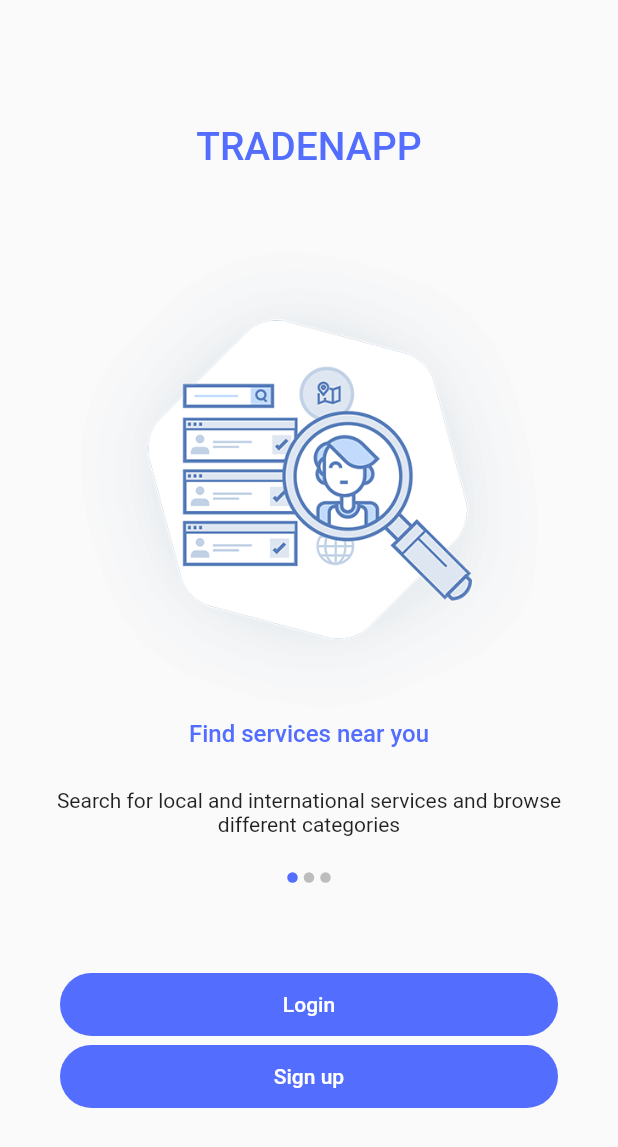
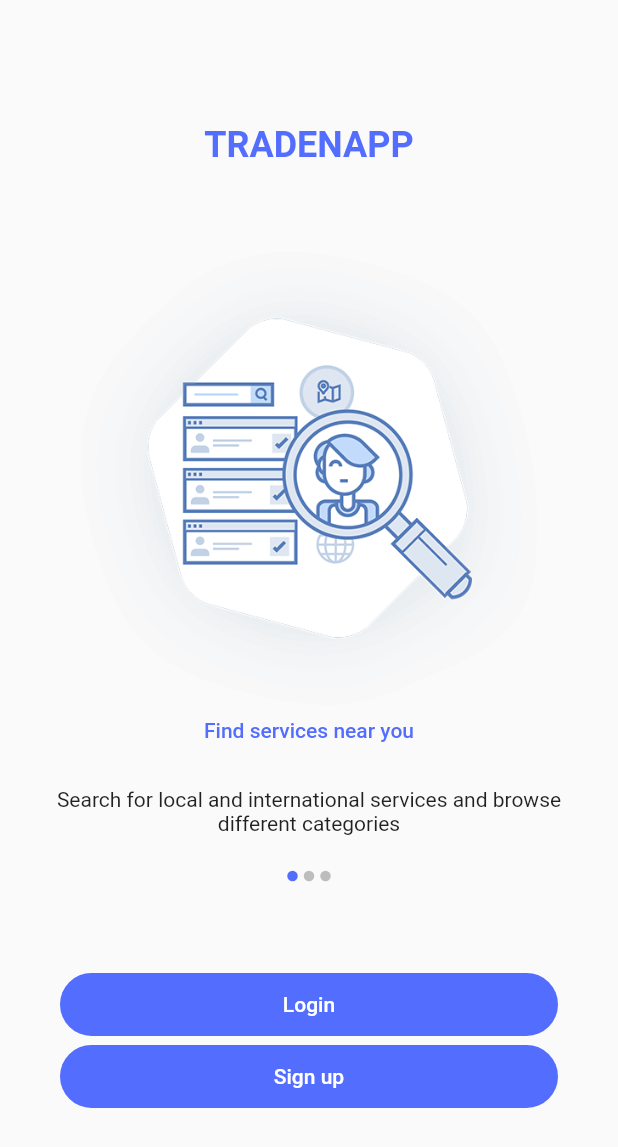
Before and after one commit to Ajay19990/traden_app, a Flutter app: the screen it shows after launch, on a phone screen of 412 x 824 dp. Shown: the top 1147 px of the screen. Run offline on Flutter 3.47's test engine with Material 2 defaults, Android fonts, the phone set to English and light mode, and no system bars; drawn by our look-alikes of carousel_slider.

```diff
--- a/lib/main.dart
+++ b/lib/main.dart
@@ -17,11 +17,13 @@ class TradenApp extends StatelessWidget {
         textTheme: TextTheme(
           headline6: TextStyle(
             color: Colors.indigoAccent,
-            fontSize: 26,
+            fontSize: 24,
+            letterSpacing: 0.0,
+            fontWeight: FontWeight.bold,
           ),
           bodyText1: TextStyle(
             color: Colors.indigoAccent,
-            fontSize: 16,
+            fontSize: 14,
           ),
         ),
       ),
--- a/lib/pages/welcome_page.dart
+++ b/lib/pages/welcome_page.dart
@@ -1,6 +1,6 @@
 import 'package:flutter/material.dart';
 import 'package:flutter/widgets.dart';
-import 'package:traden_app/widgets/custom_button.dart';
+import 'package:traden_app/widgets/custom_fat_button.dart';
 import 'package:traden_app/utilities/constants.dart';
 import 'package:carousel_slider/carousel_slider.dart';
 import 'package:traden_app/widgets/custom_card_indicator.dart';
@@ -54,7 +54,7 @@ class _WelcomePageState extends State<WelcomePage> {
                   ),
                 ),
               ),
-              CustomButton(
+              CustomFatButton(
                 title: 'Login',
                 onPressed: () {
                   Navigator.push(
@@ -63,7 +63,7 @@ class _WelcomePageState extends State<WelcomePage> {
                   );
                 },
               ),
-              CustomButton(title: 'Sign up', onPressed: () {}),
+              CustomFatButton(title: 'Sign up', onPressed: () {}),
             ],
           ),
         ),
--- a/lib/widgets/custom_button.dart
+++ b/lib/widgets/custom_fat_button.dart
@@ -1,10 +1,10 @@
 import 'package:flutter/material.dart';
 
-class CustomButton extends StatelessWidget {
+class CustomFatButton extends StatelessWidget {
   final String title;
   final Function onPressed;
 
-  CustomButton({
+  CustomFatButton({
     this.title,
     this.onPressed,
   });
```
Also changed, not shown: lib/pages/login_page.dart (+63 -4 lines), lib/widgets/custom_textfield.dart (added, +40 -0 lines), lib/widgets/custom_thin_button.dart (added, +31 -0 lines).
